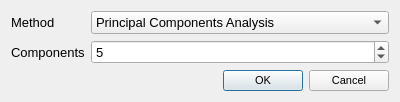
Qt form analysisdialog.ui (VespucciProject/Vespucci) before a commit.
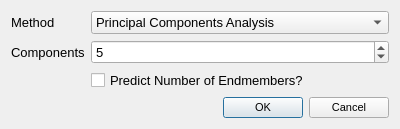
The same form after that commit.

Commit message: Implementation of the HySime algorithm for predicting size of subspace (can be used to find ideal number of endmembers).

```diff
--- a/analysisdialog.ui
+++ b/analysisdialog.ui
@@ -7,7 +7,7 @@
     <x>0</x>
     <y>0</y>
     <width>400</width>
-    <height>97</height>
+    <height>129</height>
    </rect>
   </property>
   <property name="font">
@@ -26,21 +26,6 @@
      </property>
     </widget>
    </item>
-   <item row="2" column="1">
-    <widget class="QDialogButtonBox" name="buttonBox">
-     <property name="font">
-      <font>
-       <pointsize>8</pointsize>
-      </font>
-     </property>
-     <property name="orientation">
-      <enum>Qt::Horizontal</enum>
-     </property>
-     <property name="standardButtons">
-      <set>QDialogButtonBox::Cancel|QDialogButtonBox::Ok</set>
-     </property>
-    </widget>
-   </item>
    <item row="0" column="1">
     <widget class="QComboBox" name="methodComboBox">
      <item>
@@ -91,6 +76,28 @@
      </property>
     </widget>
    </item>
+   <item row="3" column="1">
+    <widget class="QCheckBox" name="predictionCheckBox">
+     <property name="text">
+      <string>Predict Number of Endmembers?</string>
+     </property>
+    </widget>
+   </item>
+   <item row="4" column="1">
+    <widget class="QDialogButtonBox" name="buttonBox">
+     <property name="font">
+      <font>
+       <pointsize>8</pointsize>
+      </font>
+     </property>
+     <property name="orientation">
+      <enum>Qt::Horizontal</enum>
+     </property>
+     <property name="standardButtons">
+      <set>QDialogButtonBox::Cancel|QDialogButtonBox::Ok</set>
+     </property>
+    </widget>
+   </item>
   </layout>
  </widget>
  <resources/>
```
Left out of the diff: 4 changed lines with no effect on the pictures. The commit also changes 30 other files.
